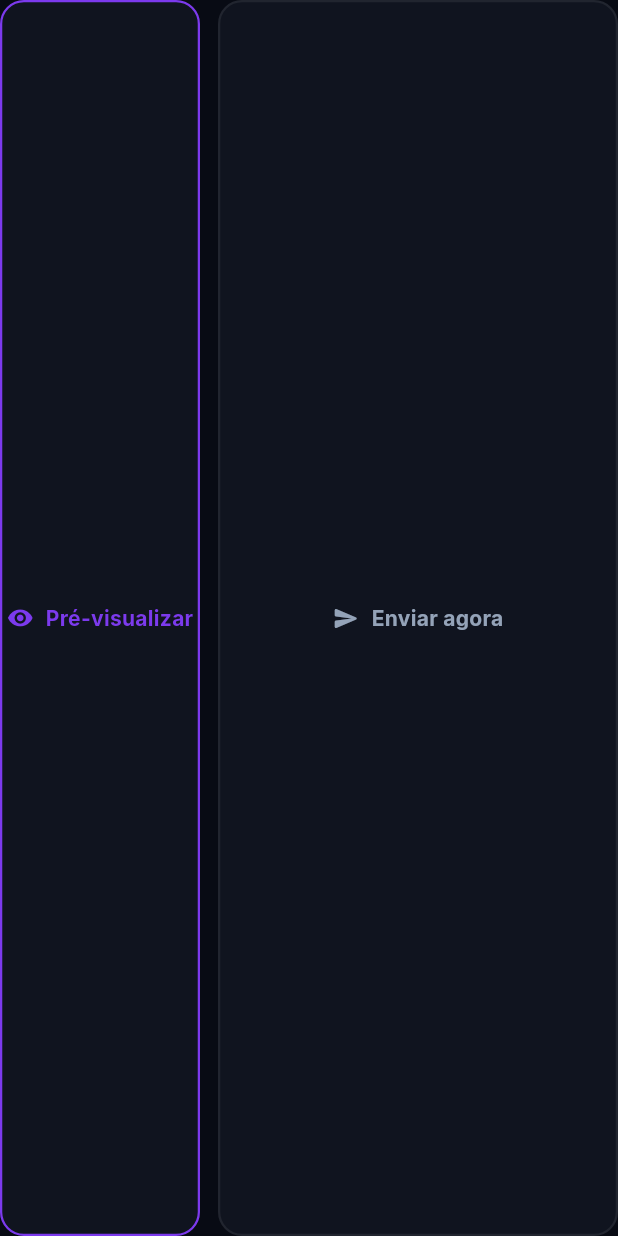
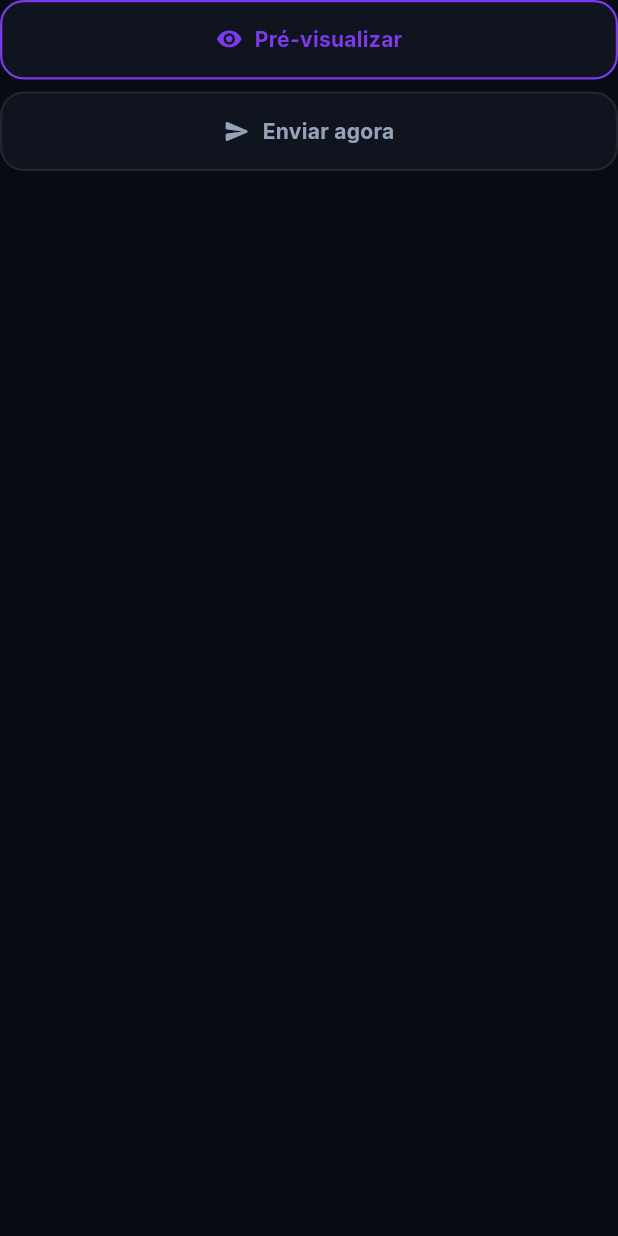
Before and after one commit to AlexFerreira10/aisend-web, a Flutter app: the ActionButton widget shown alone on an empty page, opened directly, on a phone screen of 412 x 824 dp. Run offline on Flutter 3.47's test engine with Material 3 defaults, Android fonts, the phone set to English and light mode, and no system bars; our stand-ins replace dio, file_picker, google_fonts; network calls fail.

Commit message:
fix: mobile UI overflow and file picker interaction

```diff
--- a/lib/views/broadcast/widgets/action_button.dart
+++ b/lib/views/broadcast/widgets/action_button.dart
@@ -71,6 +71,31 @@ class ActionButton extends StatelessWidget {
                   AppToast.show(context, msg);
                 })
             : () => _showValidationToast(context, vm));
+
+    if (!context.isDesktop) {
+      return Column(
+        children: <Widget>[
+          _BroadcastButton(
+            enabled: !vm.isPreviewing,
+            icon: vm.isPreviewing
+                ? Icons.hourglass_empty_rounded
+                : Icons.visibility_rounded,
+            label: vm.isPreviewing ? 'Gerando...' : 'Pré-visualizar',
+            onTap: vm.isPreviewing
+                ? null
+                : (vm.canPreview ? vm.previewBlast : () => _showValidationToast(context, vm)),
+            useGradient: false,
+          ),
+          const AppSpacerVertical.regular(),
+          _BroadcastButton(
+            enabled: canSend,
+            icon: sendIcon,
+            label: sendLabel,
+            onTap: sendAction,
+          ),
+        ],
+      );
+    }
 
     return Row(
       children: <Widget>[
```
Also changed, not shown: lib/views/broadcast/widgets/upload_zone.dart (+7 -1 lines).
